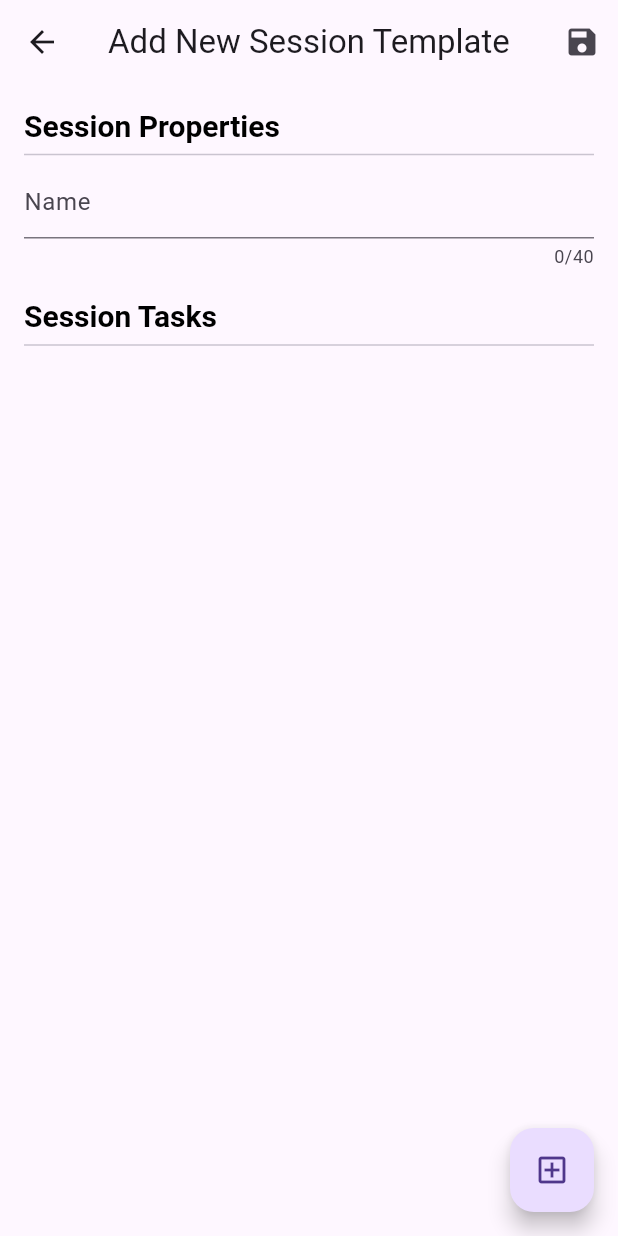
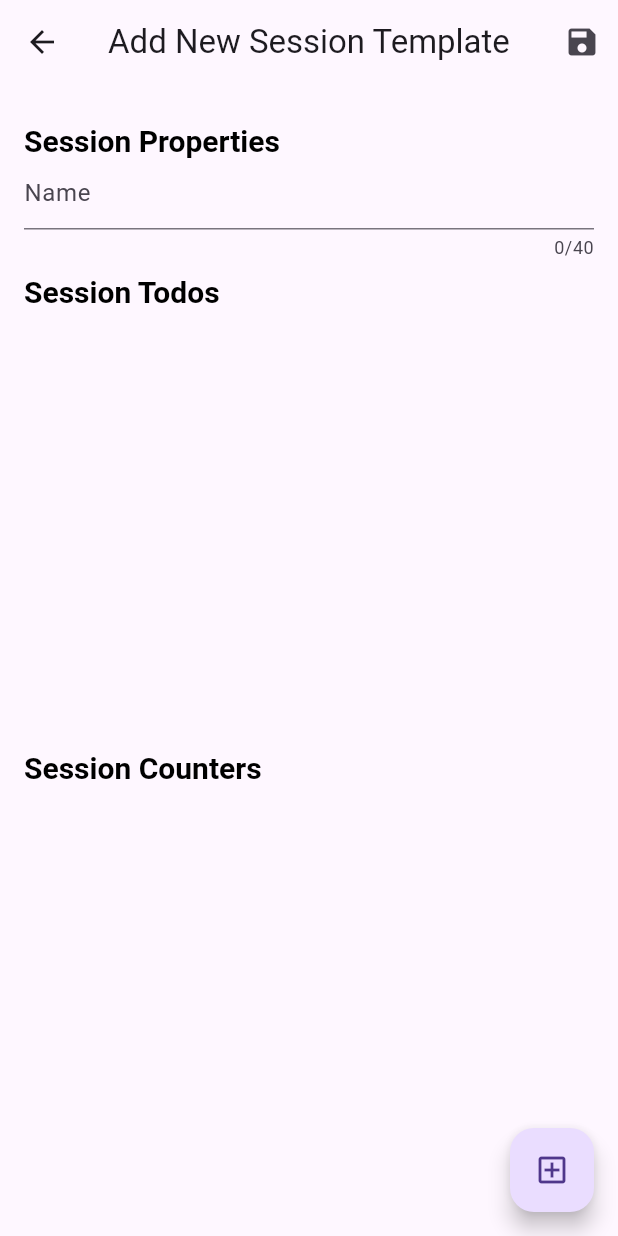
Before and after one commit to awesomedev43/myprocess, a Flutter app: the SessionTemplateFormScreen screen opened by its route, on a phone screen of 412 x 824 dp. Run offline on Flutter 3.47's test engine with Material 3 defaults, Android fonts, the phone set to English and light mode, and no system bars; our stand-ins replace flutter_hooks, freezed_annotation, hooks_riverpod, riverpod_annotation; generated files the repository leaves out were written again.

Commit message:
Display counters for now

```diff
--- a/lib/screens/session_task_input_form.dart
+++ b/lib/screens/session_task_input_form.dart
@@ -3,6 +3,7 @@ import 'package:flutter/services.dart';
 import 'package:flutter_hooks/flutter_hooks.dart';
 import 'package:hooks_riverpod/hooks_riverpod.dart';
 import 'package:myprocess/model/model.dart';
+import 'package:myprocess/widgets/util.dart';
 import 'package:uuid/uuid.dart';
 
 enum TaskType { todo, counter }
@@ -21,24 +22,6 @@ class _SessionTaskInputFormState extends ConsumerState<SessionTaskInputForm> {
   final _titleTextController = TextEditingController();
   final _descriptionTextController = TextEditingController();
   final _incrementController = TextEditingController();
-
-  Widget buildSectionTitle(String text) {
-    return Padding(
-      padding: const EdgeInsets.only(left: 18.0, bottom: 10.0, top: 10.0),
-      child: Align(
-        alignment: Alignment.centerLeft,
-        child: RichText(
-          textAlign: TextAlign.left,
-          text: TextSpan(
-              text: text,
-              style: const TextStyle(
-                  color: Colors.black,
-                  fontSize: 16,
-                  fontWeight: FontWeight.bold)),
-        ),
-      ),
-    );
-  }
 
   /// Build radio tiles for task type
   ListTile buildRadioTile(TaskType taskType, String text) {
@@ -119,6 +102,16 @@ class _SessionTaskInputFormState extends ConsumerState<SessionTaskInputForm> {
                             description:
                                 _descriptionTextController.text.trim()));
                   }
+                  if (_taskType.value == TaskType.counter) {
+                    Navigator.pop(
+                      context,
+                      CounterTask(
+                          increment: int.parse(_incrementController.text),
+                          id: const Uuid().v1(),
+                          title: _titleTextController.text.trim(),
+                          description: _descriptionTextController.text.trim()),
+                    );
+                  }
                 }
               },
               icon: const Icon(Icons.save))
@@ -126,17 +119,19 @@ class _SessionTaskInputFormState extends ConsumerState<SessionTaskInputForm> {
       ),
       body: Form(
         key: _formKey,
+        child: Padding(
+          padding: const EdgeInsets.only(left: 10.0),
           child: Center(
               child: Column(
             children: [
-            buildSectionTitle("Task Type"),
+              WidgetUtils.buildSectionTitle("Task Type"),
               Column(
                 children: [
                   buildRadioTile(TaskType.todo, "Todo"),
                   buildRadioTile(TaskType.counter, "Counter")
                 ],
               ),
-            buildSectionTitle("Properties"),
+              WidgetUtils.buildSectionTitle("Properties"),
               buildTextField("Title", _titleTextController, nullCheckValidator),
               buildTextField(
                   "Description", _descriptionTextController, noOpValidator),
@@ -146,6 +141,7 @@ class _SessionTaskInputFormState extends ConsumerState<SessionTaskInputForm> {
             ],
           )),
         ),
+      ),
     );
   }
 }
--- a/lib/screens/session_template_form_screen.dart
+++ b/lib/screens/session_template_form_screen.dart
@@ -2,6 +2,7 @@ import 'package:flutter/material.dart';
 import 'package:hooks_riverpod/hooks_riverpod.dart';
 import 'package:flutter_hooks/flutter_hooks.dart';
 import 'package:myprocess/model/model.dart';
+import 'package:myprocess/widgets/util.dart';
 import 'package:uuid/uuid.dart';
 
 import '../model/providers.dart';
@@ -34,10 +35,30 @@ class _SessionTemplateFormState
   Widget build(BuildContext context) {
     editingProcess = ModalRoute.of(context)!.settings.arguments as Session?;
     final tasks = useState<List<Task>>(editingProcess?.tasks ?? []);
+    final counterTasks =
+        useState<List<CounterTask>>(editingProcess?.counters ?? []);
 
     if (!initialized) {
       nameController.text = editingProcess?.name ?? nameController.text;
       initialized = true;
+    }
+
+    todoDeleteFunction(taskToDelete) {
+      setState(() {
+        tasks.value = [
+          for (final t in tasks.value)
+            if (t.id != taskToDelete.id) t
+        ];
+      });
+    }
+
+    counterDeleteFunction(counterToDelete) {
+      setState(() {
+        counterTasks.value = [
+          for (final t in counterTasks.value)
+            if (t.id != counterToDelete.id) t
+        ];
+      });
     }
 
     return Scaffold(
@@ -49,7 +70,8 @@ class _SessionTemplateFormState
                 final process = Session(
                     id: editingProcess?.id ?? const Uuid().v1(),
                     name: nameController.text,
-                    tasks: tasks.value);
+                    tasks: tasks.value,
+                    counters: counterTasks.value);
 
                 ref
                     .read(sessionTemplateListNotifierProvider.notifier)
@@ -63,19 +85,7 @@ class _SessionTemplateFormState
         padding: const EdgeInsets.all(16.0),
         child: Column(
           children: [
-            Align(
-              alignment: Alignment.centerLeft,
-              child: RichText(
-                textAlign: TextAlign.left,
-                text: const TextSpan(
-                    text: 'Session Properties ',
-                    style: TextStyle(
-                        color: Colors.black,
-                        fontWeight: FontWeight.bold,
-                        fontSize: 20)),
-              ),
-            ),
-            const Divider(),
+            WidgetUtils.buildSectionTitle("Session Properties"),
             Align(
                 alignment: Alignment.centerLeft,
                 child: SizedBox(
@@ -85,34 +95,17 @@ class _SessionTemplateFormState
                       decoration: const InputDecoration(hintText: "Name"),
                       controller: nameController,
                     ))),
-            const Padding(padding: EdgeInsets.only(top: 20.0)),
-            Row(mainAxisAlignment: MainAxisAlignment.spaceBetween, children: [
-              Align(
-                alignment: Alignment.centerLeft,
-                child: RichText(
-                  textAlign: TextAlign.left,
-                  text: const TextSpan(
-                      text: 'Session Tasks ',
-                      style: TextStyle(
-                          color: Colors.black,
-                          fontWeight: FontWeight.bold,
-                          fontSize: 20)),
-                ),
-              ),
-            ]),
-            const Divider(),
-            Expanded(
-              child: TaskListWidget(
-                tasks: tasks.value,
-                deleteTask: (taskToDelete) {
-                  setState(() {
-                    tasks.value = [
-                      for (final t in tasks.value)
-                        if (t.id != taskToDelete.id) t
-                    ];
-                  });
-                },
-              ),
+            WidgetUtils.buildSectionTitle("Session Todos"),
+            const Padding(padding: EdgeInsets.only(bottom: 10.0)),
+            TodoTaskListWidget(
+              tasks: tasks.value,
+              deleteTask: todoDeleteFunction,
+            ),
+            WidgetUtils.buildSectionTitle("Session Counters"),
+            const Padding(padding: EdgeInsets.only(bottom: 10.0)),
+            CounterTaskListWidget(
+              tasks: counterTasks.value,
+              deleteTask: counterDeleteFunction,
             ),
           ],
         ),
@@ -123,6 +116,9 @@ class _SessionTemplateFormState
           final task = await Navigator.pushNamed(context, "/addtask");
           if (task is Task) {
             tasks.value = [...tasks.value, task];
+          }
+          if (task is CounterTask) {
+            counterTasks.value = [...counterTasks.value, task];
           }
         },
         tooltip: "Add Task",
@@ -142,8 +138,8 @@ class _SessionTemplateFormState
   }
 }
 
-class TaskListWidget extends StatelessWidget {
-  const TaskListWidget(
+class TodoTaskListWidget extends StatelessWidget {
+  const TodoTaskListWidget(
       {super.key, required this.tasks, required this.deleteTask});
 
   final List<Task> tasks;
@@ -164,8 +160,43 @@ class TaskListWidget extends StatelessWidget {
             )))
         .toList();
 
-    return ListView(
-      children: [...cards, const Padding(padding: EdgeInsets.only(bottom: 56))],
+    return Expanded(
+      child: ListView(
+        children: [...cards],
+      ),
     );
   }
 }
+
+class CounterTaskListWidget extends StatelessWidget {
+  const CounterTaskListWidget(
+      {super.key, required this.tasks, required this.deleteTask});
+
+  final List<CounterTask> tasks;
+  final Function deleteTask;
+
+  @override
+  Widget build(BuildContext context) {
+    List<Card> cards = tasks
+        .map((e) => Card(
+                child: ListTile(
+              leading: const Icon(Icons.plus_one),
+              title: Text(e.title),
+              trailing: IconButton(
+                color: Colors.red,
+                icon: const Icon(Icons.delete),
+                onPressed: () => deleteTask(e),
+              ),
+            )))
+        .toList();
+
+    return Expanded(
+      child: ListView(
+        children: [
+          ...cards,
+          const Padding(padding: EdgeInsets.only(bottom: 56))
+        ],
+      ),
+    );
+  }
+}
--- /dev/null
+++ b/lib/widgets/util.dart
@@ -0,0 +1,22 @@
+import 'package:flutter/material.dart';
+
+/// Generates section title for all pages in the App
+class WidgetUtils {
+  static Widget buildSectionTitle(String text) {
+    return Padding(
+      padding: const EdgeInsets.only(left: 0.0, bottom: 0.0, top: 10.0),
+      child: Align(
+        alignment: Alignment.centerLeft,
+        child: RichText(
+          textAlign: TextAlign.left,
+          text: TextSpan(
+              text: text,
+              style: const TextStyle(
+                  color: Colors.black,
+                  fontSize: 20,
+                  fontWeight: FontWeight.bold)),
+        ),
+      ),
+    );
+  }
+}
```
Lines whose indentation alone changed are shown as unchanged.
